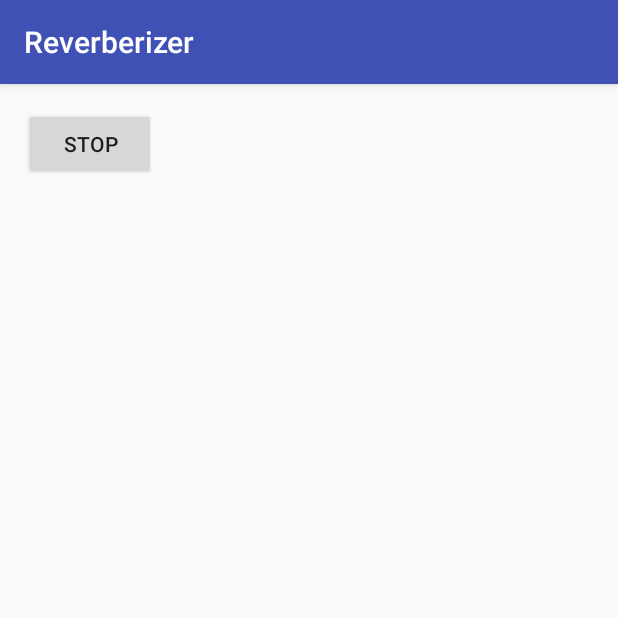
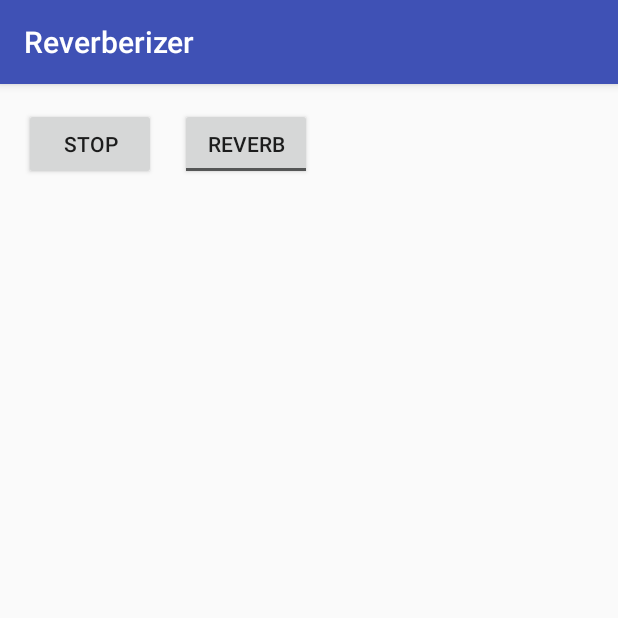
Before and after one commit to ghembo/Reverberizer, an Android app: the screen it shows after launch (MainActivity), after a tap on "PLAY", on a phone screen of 412 x 824 dp, the top half of it. Run offline under Robolectric (Android 15) with nearby library versions, the phone set to English and light mode, and no system bars; 2 statements that could not run were skipped.

Commit message:
Add enable/disable of reverb

```diff
--- a/app/src/main/java/com/example/agambini/myapplication/AudioProcessingRunnable.java
+++ b/app/src/main/java/com/example/agambini/myapplication/AudioProcessingRunnable.java
@@ -15,8 +15,11 @@ class AudioProcessingRunnable implements Runnable {
     private final int mAudioRecordBufferSize;
     private int mOutputBufferSize;
     private int mSampleRate;
+    private boolean mReverbEnable;
 
-    AudioProcessingRunnable(Object audioManagerObject){
+    AudioProcessingRunnable(Object audioManagerObject, boolean reverbEnable){
+        mReverbEnable = reverbEnable;
+
         mSampleRate = 44100;
 
         if(Build.VERSION.SDK_INT >= Build.VERSION_CODES.N) {
@@ -69,12 +72,14 @@ class AudioProcessingRunnable implements Runnable {
                 return;
             }
 
-            PresetReverb reverb = new PresetReverb(1, track.getAudioSessionId());
-            reverb.setPreset(PresetReverb.PRESET_LARGEHALL);
-            reverb.setEnabled(true);
+            if (mReverbEnable){
+                PresetReverb reverb = new PresetReverb(1, track.getAudioSessionId());
+                reverb.setPreset(PresetReverb.PRESET_LARGEHALL);
+                reverb.setEnabled(true);
 
-            track.attachAuxEffect(reverb.getId());
-            track.setAuxEffectSendLevel(1.0f);
+                track.attachAuxEffect(reverb.getId());
+                track.setAuxEffectSendLevel(1.0f);
+            }
 
             short[] buffer = new short[mOutputBufferSize / 2];
 
--- a/app/src/main/java/com/example/agambini/myapplication/MainActivity.java
+++ b/app/src/main/java/com/example/agambini/myapplication/MainActivity.java
@@ -2,7 +2,6 @@ package com.example.agambini.myapplication;
 
 import android.Manifest;
 import android.content.Context;
-import android.content.DialogInterface;
 import android.content.pm.PackageManager;
 import android.os.Bundle;
 import android.support.annotation.NonNull;
@@ -14,6 +13,7 @@ import android.util.Log;
 import android.view.View;
 import android.view.WindowManager;
 import android.widget.Button;
+import android.widget.ToggleButton;
 
 //TODO gestire fallimenti
 //TODO loop su diversi settings (frame, sampling)
@@ -37,6 +37,8 @@ public class MainActivity extends AppCompatActivity {
     private Thread mAudioThread;
     private boolean mPlaying;
 
+    private ToggleButton mBtnReverbEnable;
+
     @Override
     protected void onCreate(Bundle savedInstanceState) {
         mPlaying = false;
@@ -44,13 +46,15 @@ public class MainActivity extends AppCompatActivity {
         super.onCreate(savedInstanceState);
         setContentView(R.layout.activity_main);
 
+        mBtnReverbEnable = (ToggleButton)findViewById(R.id.btn_reverb_on_off);
+
         getWindow().addFlags(WindowManager.LayoutParams.FLAG_KEEP_SCREEN_ON);
 
         if (savedInstanceState != null){
             mPermissionToRecordAccepted = savedInstanceState.getBoolean(PERMISSION_TO_RECORD_ACCEPTED_EXTRA);
             mPlaying = !savedInstanceState.getBoolean(PLAYING_EXTRA);
 
-            Button button = (Button)findViewById(R.id.button);
+            Button button = (Button)findViewById(R.id.btn_start_stop);
 
             playButtonClicked(button);
         }
@@ -86,7 +90,7 @@ public class MainActivity extends AppCompatActivity {
             stopPlayback();
             mPlaying = false;
         } else {
-            mPlaying = startPlayback();
+            mPlaying = startPlayback(mBtnReverbEnable.isChecked());
         }
 
         Button button = (Button) view;
@@ -98,7 +102,7 @@ public class MainActivity extends AppCompatActivity {
         }
     }
 
-    private boolean startPlayback(){
+    private boolean startPlayback(boolean reverbEnable){
         askForRecordAudioPermission();
 
         if (!mPermissionToRecordAccepted){
@@ -116,7 +120,7 @@ public class MainActivity extends AppCompatActivity {
 
         Object audioManager = getSystemService(Context.AUDIO_SERVICE);
 
-        mAudioThread = new Thread(new AudioProcessingRunnable(audioManager));
+        mAudioThread = new Thread(new AudioProcessingRunnable(audioManager, reverbEnable));
 
         mAudioThread.start();
 
--- a/app/src/main/res/layout/activity_main.xml
+++ b/app/src/main/res/layout/activity_main.xml
@@ -7,7 +7,7 @@
     tools:context="com.example.agambini.myapplication.MainActivity">
 
     <Button
-        android:id="@+id/button"
+        android:id="@+id/btn_start_stop"
         android:layout_width="wrap_content"
         android:layout_height="wrap_content"
         android:onClick="playButtonClicked"
@@ -17,4 +17,15 @@
         android:layout_marginLeft="16dp"
         android:layout_marginStart="16dp"
         app:layout_constraintLeft_toLeftOf="parent" />
+
+    <ToggleButton
+        android:id="@+id/btn_reverb_on_off"
+        android:layout_width="wrap_content"
+        android:layout_height="wrap_content"
+        android:layout_marginLeft="16dp"
+        android:layout_marginStart="16dp"
+        android:textOff="@string/reverb_off"
+        android:textOn="@string/reverb_on"
+        app:layout_constraintBaseline_toBaselineOf="@+id/btn_start_stop"
+        app:layout_constraintLeft_toRightOf="@+id/btn_start_stop" />
 </android.support.constraint.ConstraintLayout>
--- a/app/src/main/res/values/strings.xml
+++ b/app/src/main/res/values/strings.xml
@@ -4,4 +4,6 @@
     <string name="button_stop">Stop</string>
     <string name="permission_denied">Permission denied</string>
     <string name="permission_denied_error">requires audio recording. Allow audio recording permission in order to be able to use it.</string>
+    <string name="reverb_off">Reverb</string>
+    <string name="reverb_on">Reverb</string>
 </resources>
```
